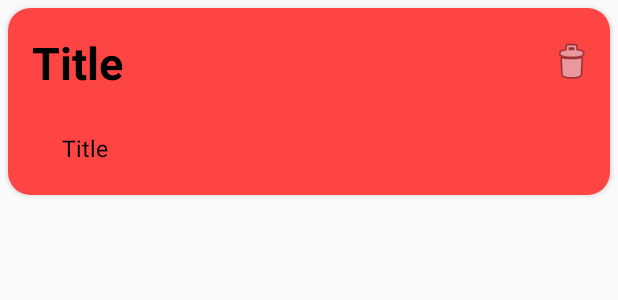
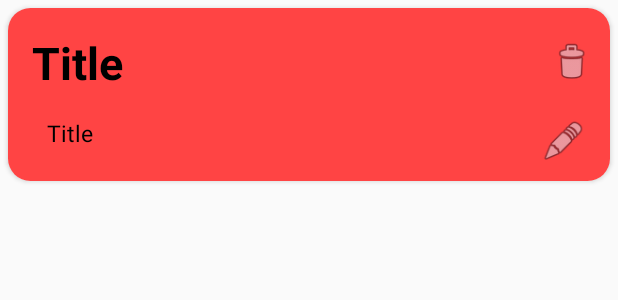
Before and after one commit to cah-suraj-bangera/To_Do_List_Android, an Android app: the layout view_item.xml on its own in the app's theme, with its tools: preview values and no code run, on a phone screen of 412 x 824 dp. Shown: the top 300 px of the screen. Run offline under Robolectric (Android 15) with nearby library versions, the phone set to English and light mode, and no system bars.

Commit message:
Shifting system.

```diff
--- a/app/src/main/res/layout/view_item.xml
+++ b/app/src/main/res/layout/view_item.xml
@@ -9,6 +9,7 @@
     android:layout_marginRight="5dp"
     app:cardCornerRadius="15dp"
     android:id="@+id/item_view_card_view">
+
     <LinearLayout
         android:id="@+id/item_view_vertical_linear_layout"
         android:layout_width="match_parent"
@@ -27,6 +28,7 @@
             android:orientation="horizontal"
             android:padding="5dp">
 
+
             <TextView
                 android:id="@+id/txvTitle"
                 android:layout_width="0dp"
@@ -36,8 +38,7 @@
                 android:text="Title"
                 android:textColor="@android:color/black"
                 android:textSize="30sp"
-            android:textStyle="bold"/>
-
+                android:textStyle="bold" />
 
             <ImageView
                 android:id="@+id/imgShare"
@@ -48,21 +49,36 @@
                 android:tint="#3514" />
 
 
+        </LinearLayout>
 
+        <LinearLayout
+            android:layout_width="match_parent"
+            android:layout_height="wrap_content"
+            android:padding="5dp">
 
-    </LinearLayout>
 
         <TextView
             android:id="@+id/txvDesc"
             android:layout_width="wrap_content"
-            android:layout_height="0dp"
+            android:layout_height="match_parent"
             android:layout_marginLeft="15dp"
             android:layout_weight="1"
             android:text="Title"
             android:textColor="@android:color/black"
-            android:textSize="15sp"
-            android:padding="15dp"/>
+            android:textSize="15sp" />
+
+        <ImageView
+            android:id="@+id/imgEdit"
+            android:layout_width="30dp"
+            android:layout_height="wrap_content"
+            android:layout_gravity="center"
+            android:layout_marginRight="5dp"
+            android:src="@android:drawable/ic_menu_edit"
+            android:tint="#3514" />
+        </LinearLayout>
 
     </LinearLayout>
 
+
+
 </androidx.cardview.widget.CardView>
```
Also changed, not shown: app/src/main/java/com/example/todolisdt/CustomAdapter.kt (+17 -0 lines), app/src/main/java/com/example/todolisdt/MainActivity.kt (+11 -11 lines), app/src/main/res/layout/input_new_item.xml (added, +32 -0 lines). Lines whose indentation alone changed are shown as unchanged.
